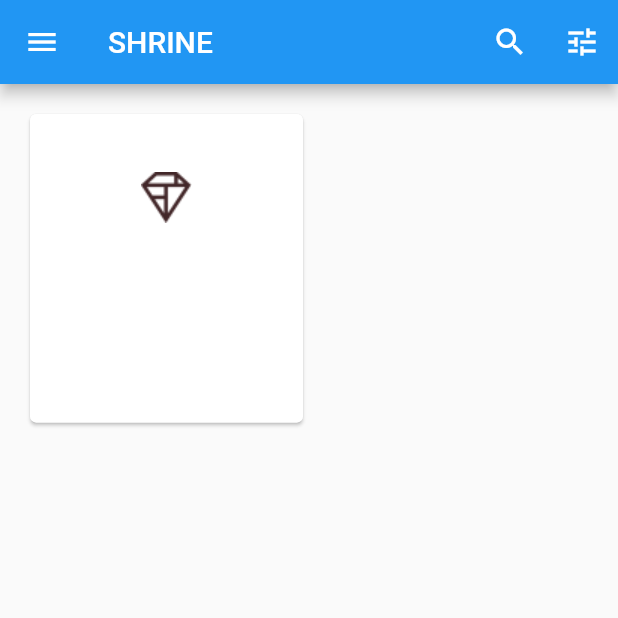
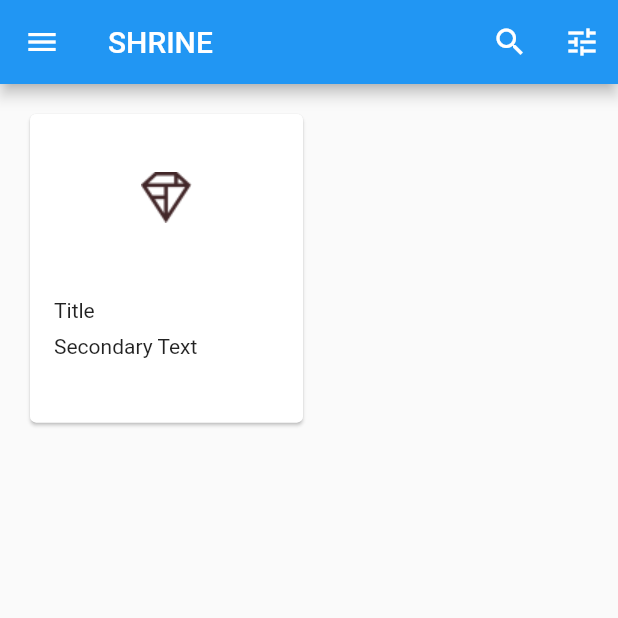
Before and after one commit to isaacscardoso/shrine-ecommerce, a Flutter app: the HomePage screen opened directly, on a phone screen of 412 x 824 dp, the top half of it. Run offline on Flutter 3.47's test engine with Material 2 defaults, Android fonts, the phone set to English and light mode, and no system bars.

Commit message:
Adding the Card content text.

```diff
--- a/lib/interface/pages/home/home_page.dart
+++ b/lib/interface/pages/home/home_page.dart
@@ -47,6 +47,17 @@ class HomePage extends StatelessWidget {
                     aspectRatio: 18.0 / 11.0,
                     child: Image.asset('lib/interface/assets/diamond.png'),
                   ),
+                  Padding(
+                    padding: const EdgeInsets.fromLTRB(16.0, 12.0, 16.0, 8.0),
+                    child: Column(
+                      crossAxisAlignment: CrossAxisAlignment.start,
+                      children: const <Widget>[
+                        Text('Title'),
+                        SizedBox(height: 8.0),
+                        Text('Secondary Text'),
+                      ],
+                    ),
+                  ),
                 ],
               ),
             ),
```
